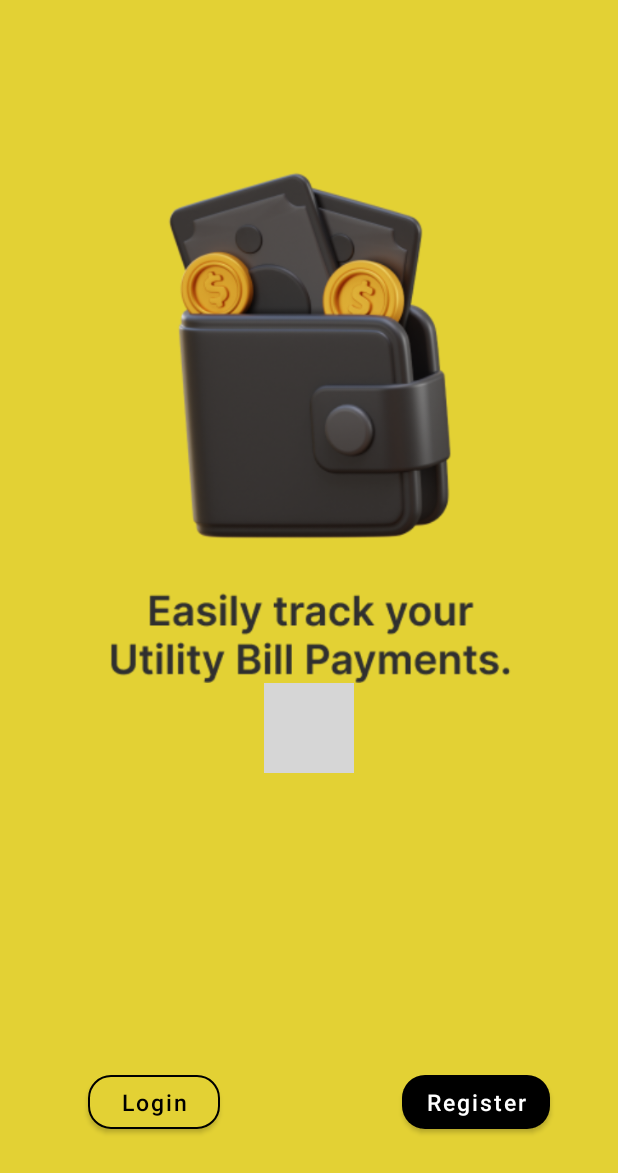
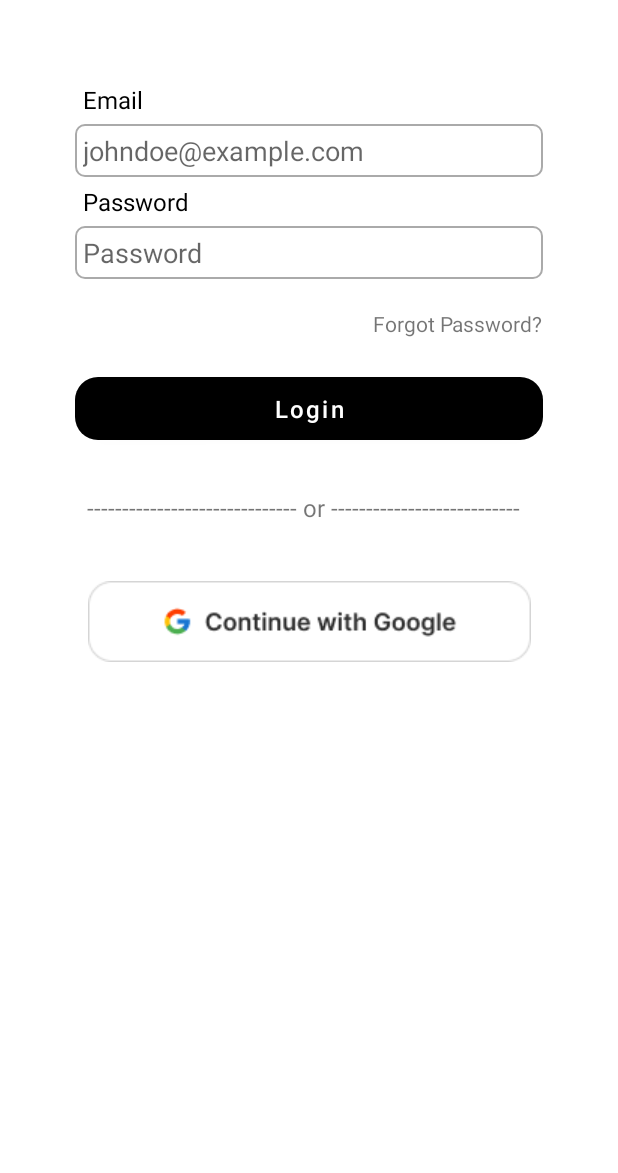
Before and after one commit to ChameeshaRash/UtilityBillManager, an Android app: the screen it shows after launch (MainActivity before the commit, BottomSheet_Login after it), after a tap on "Login", on a phone screen of 412 x 824 dp. Shown: the top 1173 px of the screen. Run offline under Robolectric (Android 15) with nearby library versions, the phone set to English and light mode, and no system bars; libraries missing offline, so code that uses them is left out: com.tbuonomo.viewpagerdotsindicator; plain views replace DotsIndicator; 2 statements that could not run were skipped; grey boxes are pictures that could not be loaded.

Commit message:
load login page

```diff
--- a/app/build.gradle
+++ b/app/build.gradle
@@ -38,4 +38,7 @@ dependencies {
     implementation 'androidx.appcompat:appcompat:1.1.0'
     implementation 'com.google.android.material:material:1.0.0'
     implementation 'com.tbuonomo:dotsindicator:4.2'
+    implementation 'com.google.android.material:material:1.2.0-alpha02'
+
+
 }
--- /dev/null
+++ b/app/src/main/java/com/mobileapp/app/BottomSheet_Login.java
@@ -0,0 +1,70 @@
+package com.mobileapp.app;
+
+import android.os.Bundle;
+import android.text.NoCopySpan;
+import android.view.LayoutInflater;
+import android.view.View;
+import android.view.ViewGroup;
+import android.widget.Button;
+import android.widget.ImageView;
+import android.widget.LinearLayout;
+import android.widget.RelativeLayout;
+import android.widget.Toast;
+
+import androidx.annotation.NonNull;
+import androidx.annotation.Nullable;
+import androidx.appcompat.app.AppCompatActivity;
+import androidx.fragment.app.Fragment;
+
+import com.google.android.material.bottomsheet.BottomSheetBehavior;
+import com.google.android.material.bottomsheet.BottomSheetDialogFragment;
+
+
+
+public class BottomSheet_Login extends AppCompatActivity {
+    @Override
+    protected void onCreate(Bundle savedInstanceState) {
+        super.onCreate(savedInstanceState);
+        setContentView(R.layout.activity_bottomsheet_login);
+
+//        mBottomSheetLayout  = findViewById(R.id.bottom_sheet_layout);
+//        sheetBehavior = BottomSheetBehavior.from(mBottomSheetLayout);
+//        algo_button = (Button) findViewById(R.id.btnlogin);
+//
+//
+//        algo_button.setOnClickListener(new View.OnClickListener() {
+//            @Override
+//            public void onClick(View v) {
+//
+//                if(sheetBehavior.getState() == BottomSheetBehavior.STATE_EXPANDED){
+//                    sheetBehavior.setState(BottomSheetBehavior.STATE_EXPANDED);
+//                } else {
+//                    sheetBehavior.setState(BottomSheetBehavior.STATE_COLLAPSED);
+//                }
+//
+//            }
+//        });
+//
+//        sheetBehavior.addBottomSheetCallback(new BottomSheetBehavior.BottomSheetCallback() {
+//            @Override
+//            public void onStateChanged(@NonNull View bottomSheet, int newState) {
+//            }
+//            @Override
+//            public void onSlide(@NonNull View bottomSheet, float slideOffset) {
+//
+//                algo_button.setRotation(slideOffset * 180);
+//            }
+//        });
+
+    }
+
+
+
+
+
+
+    @Override
+    public void onResume() {
+        super.onResume();
+    }
+}
--- a/app/src/main/java/com/mobileapp/app/MainActivity.java
+++ b/app/src/main/java/com/mobileapp/app/MainActivity.java
@@ -1,9 +1,11 @@
 package com.mobileapp.app;
 
+import android.content.Intent;
 import android.os.Bundle;
 import android.view.View;
 
 import androidx.appcompat.app.AppCompatActivity;
+import androidx.fragment.app.FragmentTransaction;
 import androidx.viewpager.widget.ViewPager;
 
 import com.tbuonomo.viewpagerdotsindicator.DotsIndicator;
@@ -29,17 +31,19 @@ public class MainActivity extends AppCompatActivity {
 
     }
     public void login(View view) {
+        Intent i = new Intent(MainActivity.this, BottomSheet_Login.class);
+        startActivity(i);
 
-//
-//        country.setText(obj.getCountry());
-//        temperature.setText(obj.getTemperature());
-//        humidity.setText(obj.getHumidity());
-//        pressure.setText(obj.getPressure());
+//        BottomSheet_Login bottomSheet = new BottomSheet_Login();
+//        bottomSheet.show(getSupportFragmentManager(),
+//                "ModalBottomSheet");
+
+    }
 
 
-    }
     public void register(View view) {
 
     }
 
+
 }
--- a/app/src/main/java/com/mobileapp/app/Login.java
+++ b/app/src/main/java/com/mobileapp/app/Register.java
@@ -4,11 +4,11 @@ import androidx.appcompat.app.AppCompatActivity;
 
 import android.os.Bundle;
 
-public class Login extends AppCompatActivity {
+public class Register extends AppCompatActivity {
 
     @Override
     protected void onCreate(Bundle savedInstanceState) {
         super.onCreate(savedInstanceState);
-        setContentView(R.layout.activity_login);
+        setContentView(R.layout.activity_register);
     }
 }
--- a/app/src/main/java/com/mobileapp/app/ScreenshotsAdapter.java
+++ b/app/src/main/java/com/mobileapp/app/ScreenshotsAdapter.java
@@ -58,10 +58,6 @@ public class ScreenshotsAdapter extends PagerAdapter {
         //textView.setText(image_text_resources[position]);
         container.addView(item_view);
 
-
-
-
-
         return item_view;
 
 
--- /dev/null
+++ b/app/src/main/res/drawable/shape_border_and_background.xml
@@ -0,0 +1,12 @@
+<?xml version="1.0" encoding="utf-8"?>
+<shape xmlns:android="http://schemas.android.com/apk/res/android"
+    android:shape="rectangle">
+
+    <corners android:radius="6dp" />
+    <solid android:color="@color/white">
+
+    </solid>
+    <stroke
+        android:width="1dp"
+        android:color="@color/grey" />
+</shape>
--- /dev/null
+++ b/app/src/main/res/layout/activity_bottomsheet_login.xml
@@ -0,0 +1,118 @@
+<?xml version="1.0" encoding="utf-8"?>
+<RelativeLayout xmlns:android="http://schemas.android.com/apk/res/android"
+    xmlns:app="http://schemas.android.com/apk/res-auto"
+    xmlns:tools="http://schemas.android.com/tools"
+    android:id="@+id/bottom_sheet_layout"
+    android:layout_width="match_parent"
+    android:orientation="vertical"
+    android:layout_height="wrap_content"
+    android:padding="50dp"
+    tools:context=".BottomSheet_Login">
+<!--    app:behavior_hideable="false"-->
+<!--    app:behavior_peekHeight="62dp"-->
+
+<!--    app:layout_behavior="android.support.design.widget.BottomSheetBehavior"-->
+
+
+    <TextView
+        android:id="@+id/textView_Email"
+        android:layout_width="match_parent"
+        android:layout_height="wrap_content"
+        android:text="Email"
+        android:textColor="@color/black"
+        tools:layout_editor_absoluteX="28dp"
+        tools:layout_editor_absoluteY="59dp"
+        android:padding="5dp"
+        android:textSize="16sp"
+        />
+
+    <EditText
+        android:id="@+id/editTextTextEmailAddress"
+        android:layout_width="match_parent"
+        android:layout_height="wrap_content"
+        android:ems="10"
+        android:inputType="textEmailAddress"
+        android:layout_below="@id/textView_Email"
+        android:hint="johndoe@example.com "
+        android:background="@drawable/shape_border_and_background"
+        android:padding="5dp"
+        />
+
+    <TextView
+        android:id="@+id/textView_email"
+        android:layout_width="match_parent"
+        android:layout_height="wrap_content"
+        android:text="Password"
+        android:layout_below="@id/editTextTextEmailAddress"
+        android:textColor="@color/black"
+        android:padding="5dp"
+        android:textSize="16sp"
+        />
+
+    <EditText
+        android:id="@+id/editTextTextPassword"
+        android:layout_width="match_parent"
+        android:layout_height="wrap_content"
+        android:ems="10"
+        android:inputType="textPassword"
+        android:layout_below="@id/textView_email"
+        android:hint="Password"
+        android:background="@drawable/shape_border_and_background"
+        android:padding="5dp"
+        />
+
+    <TextView
+        android:id="@+id/textView_forgotPassword"
+        android:layout_width="wrap_content"
+        android:layout_height="wrap_content"
+        android:text="Forgot Password?"
+        android:layout_below="@id/editTextTextPassword"
+        android:layout_alignParentRight="true"
+        android:layout_marginTop="20dp"
+
+        />
+
+    <Button
+        android:id="@+id/btnLogin"
+        android:layout_width="match_parent"
+        android:layout_height="wrap_content"
+        android:text="Login"
+        android:textAllCaps="false"
+        android:layout_below="@id/textView_forgotPassword"
+        android:layout_centerInParent="true"
+        android:layout_marginTop="20dp"
+        app:cornerRadius="15dp"
+        android:padding="10dp"
+        android:textSize="16sp"/>
+
+    <TextView
+        android:id="@+id/txtBreaker"
+        android:layout_width="match_parent"
+        android:layout_height="wrap_content"
+        android:text="------------------------------ or ---------------------------"
+        android:layout_below="@id/btnLogin"
+        android:layout_centerInParent="true"
+        android:layout_marginTop="20dp"
+        android:padding="8dp"
+        android:textSize="16sp"/>
+
+
+
+        <ImageButton
+
+            android:id="@+id/btn_LoginByGmail"
+            android:layout_width="match_parent"
+            android:layout_height="wrap_content"
+            android:src="@drawable/btn_google"
+            android:textAllCaps="false"
+            android:layout_below="@id/txtBreaker"
+            android:layout_marginTop="20dp"
+            android:layout_centerInParent="true"
+            app:backgroundTint="@color/white"
+            android:textColor="@color/black"
+            android:contentDescription="Google Linking"
+            />
+
+
+
+</RelativeLayout>
--- a/app/src/main/res/layout/activity_main.xml
+++ b/app/src/main/res/layout/activity_main.xml
@@ -7,6 +7,7 @@
     tools:context=".MainActivity"
     android:background="@color/yellow">
 
+    //Slider Image Viewer
     <androidx.viewpager.widget.ViewPager
         android:id="@+id/sceensot_slider"
         android:layout_width="match_parent"
@@ -15,6 +16,7 @@
 
     </androidx.viewpager.widget.ViewPager>
 
+    //Indicator
     <com.tbuonomo.viewpagerdotsindicator.DotsIndicator
 
         android:id="@+id/dots_indicator"
@@ -32,16 +34,17 @@
         android:padding="30dp"
         />
 
-
+//Login Button
     <com.google.android.material.button.MaterialButton
 
         android:id="@+id/btnlogin"
         android:layout_width="wrap_content"
         android:layout_height="wrap_content"
+        android:layout_alignParentEnd="true"
         android:layout_alignParentBottom="true"
-        android:layout_alignParentEnd="true"
         android:layout_marginEnd="265dp"
         android:layout_marginBottom="65dp"
+        android:onClick="login"
         android:text="Login"
         android:textAllCaps="false"
         android:textColor="@color/black"
@@ -49,9 +52,9 @@
         app:backgroundTint="#e3d134"
         app:cornerRadius="15dp"
         app:strokeColor="@color/black"
-        app:strokeWidth="1dp"
-        android:onClick="login"/>
+        app:strokeWidth="1dp" />
 
+    //Register Button
     <com.google.android.material.button.MaterialButton
         android:id="@+id/btnregister"
         android:layout_width="wrap_content"
--- a/app/src/main/res/layout/activity_login.xml
+++ b/app/src/main/res/layout/activity_register.xml
@@ -4,6 +4,6 @@
     xmlns:tools="http://schemas.android.com/tools"
     android:layout_width="match_parent"
     android:layout_height="match_parent"
-    tools:context=".Login">
+    tools:context=".Register">
 
 </androidx.constraintlayout.widget.ConstraintLayout>
--- a/app/src/main/res/values/colors.xml
+++ b/app/src/main/res/values/colors.xml
@@ -9,4 +9,5 @@
     <color name="black">#FF000000</color>
     <color name="white">#FFFFFFFF</color>
     <color name="Pink">#FD0000</color>
+    <color name="grey"> #aaaaaa</color>
 </resources>
--- a/app/src/main/res/values/themes.xml
+++ b/app/src/main/res/values/themes.xml
@@ -3,7 +3,7 @@
     <style name="Theme.App" parent="Theme.MaterialComponents.Light.NoActionBar">
         <!-- Primary brand color. -->
         <item name="colorPrimary">@color/black</item>
-        <item name="colorPrimaryVariant">@color/purple_700</item>
+        <item name="colorPrimaryVariant">#e3d134</item>
         <item name="colorOnPrimary">@color/white</item>
         <!-- Secondary brand color. -->
         <item name="colorSecondary">@color/teal_200</item>
@@ -11,6 +11,6 @@
         <item name="colorOnSecondary">@color/black</item>
         <!-- Status bar color. -->
         <item name="android:statusBarColor" tools:targetApi="l">?attr/colorPrimaryVariant</item>
-        <!-- Customize your theme here. -->
+         Customize your theme here.
     </style>
 </resources>
```
Also changed, not shown: app/src/main/AndroidManifest.xml (+7 -2 lines), app/src/main/res/drawable/btn_google.png (added), app/src/main/res/drawable/btnlogin.png (deleted), app/src/main/res/drawable/btnregister.png (deleted).
